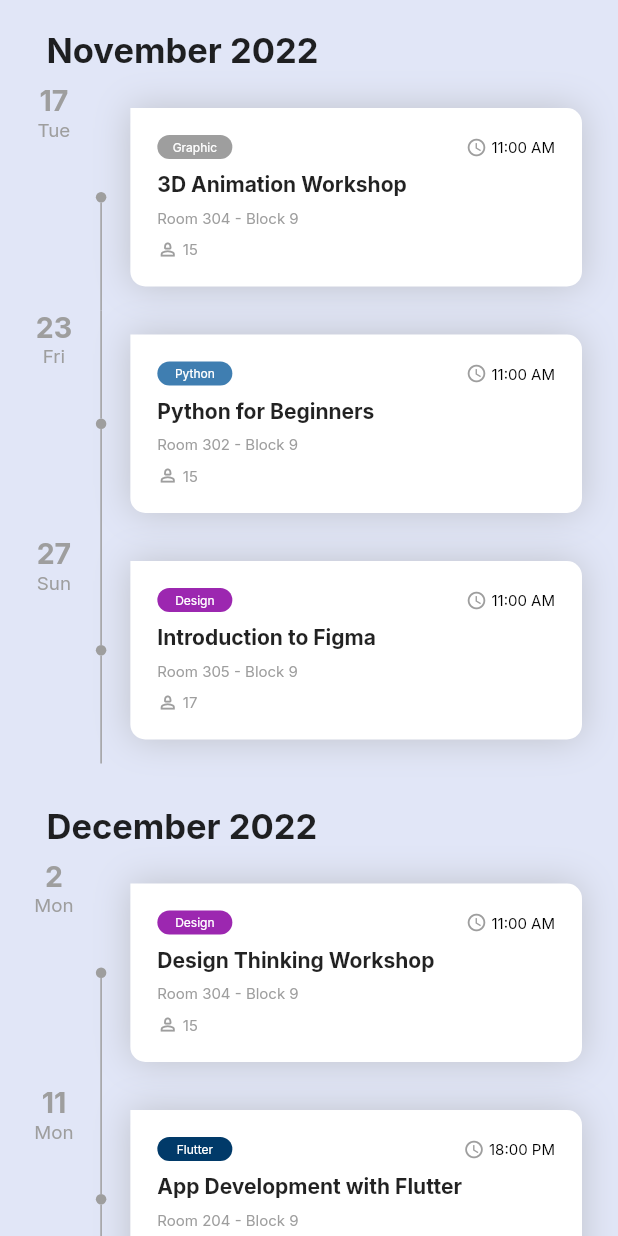
After one commit to kucc1997/KUCCApp, a Flutter app: the TimeLinePage screen opened by its route, on a phone screen of 412 x 824 dp. The commit adds this screen. Run offline on Flutter 3.47's test engine with Material 2 defaults, Android fonts, the phone set to English and light mode, and no system bars; drawn by our look-alikes of timeline_tile; our stand-ins replace flutter_hooks, go_router, google_fonts.

Commit message:
Add all event page

```diff
--- a/lib/routes.dart
+++ b/lib/routes.dart
@@ -2,6 +2,7 @@ import 'package:go_router/go_router.dart';
 import 'package:flutter/material.dart';
 import 'package:kucc_app/views/pages/home/home.dart';
 import 'package:kucc_app/views/pages/signup_login/login_signup.dart';
+import 'package:kucc_app/views/pages/timeline/timeline.dart';
 
 GoRouter goRouter = GoRouter(routes: [
   GoRoute(
@@ -23,5 +24,11 @@ GoRouter goRouter = GoRouter(routes: [
             builder: (BuildContext context, GoRouterState state) {
               return const Text("");
             }),
+        GoRoute(
+            name: "events",
+            path: "events",
+            builder: (BuildContext context, GoRouterState state) {
+              return TimeLinePage();
+            }),
       ]),
 ]);
--- a/lib/views/pages/signup_login/components/login_fragment.dart
+++ b/lib/views/pages/signup_login/components/login_fragment.dart
@@ -54,7 +54,7 @@ class LoginFragment extends HookWidget {
     final loginButtonChildWidget = useState<Widget>(textWidgetLoginChild);
 
     void goToHome(BuildContext context) {
-      context.go("/home");
+      context.go("/events");
     }
 
     Future<void> onLoginClick() async {
--- /dev/null
+++ b/lib/views/pages/timeline/components/category_card.dart
@@ -0,0 +1,42 @@
+import 'package:flutter/material.dart';
+import 'package:flutter_hooks/flutter_hooks.dart';
+import 'package:google_fonts/google_fonts.dart';
+
+class CategoryCard extends HookWidget {
+  final String category;
+
+  const CategoryCard({
+    super.key,
+    required this.category,
+  });
+
+  static final Map<String, Color> colorMapping = {
+    'Design': Colors.purple,
+    'Python': Color.fromARGB(255, 63, 126, 177),
+    'Flutter': const Color.fromARGB(255, 1, 58, 105)
+    // Add more text-color mappings as needed
+  };
+
+  @override
+  Widget build(BuildContext context) {
+    final backgroundColor = colorMapping[category] ?? Colors.grey;
+
+    return Container(
+      width: 50,
+      decoration: BoxDecoration(
+        color: backgroundColor,
+        borderRadius: BorderRadius.circular(10),
+      ),
+      child: Padding(
+        padding: EdgeInsets.all(3.0),
+        child: Center(
+          child: Text(
+            category,
+            style:GoogleFonts.inter(
+              textStyle: TextStyle(color: Colors.white, fontSize: 8)),
+          ),
+        ),
+      ),
+    );
+  }
+}
--- /dev/null
+++ b/lib/views/pages/timeline/components/daydate_card.dart
@@ -0,0 +1,32 @@
+import 'package:flutter/material.dart';
+import 'package:flutter_hooks/flutter_hooks.dart';
+import 'package:google_fonts/google_fonts.dart';
+
+class DayDateCard extends HookWidget {
+  final String day;
+  final String date;
+
+  const DayDateCard({super.key, required this.day, required this.date});
+
+  @override
+  Widget build(BuildContext context) {
+    return SizedBox(
+      height: 50,
+      child: Column(
+        children: [
+          Text(
+            date,
+            style: GoogleFonts.inter(
+              textStyle:TextStyle(
+                fontWeight: FontWeight.w700, fontSize: 19, color: Colors.grey),
+          ),),
+          Text(
+            day,
+            style: GoogleFonts.inter(
+              textStyle:TextStyle(fontSize: 12.5, color: Colors.grey)),
+          )
+        ],
+      ),
+    );
+  }
+}
--- /dev/null
+++ b/lib/views/pages/timeline/components/time.dart
@@ -0,0 +1,32 @@
+import 'package:flutter/material.dart';
+import 'package:flutter_hooks/flutter_hooks.dart';
+import 'package:google_fonts/google_fonts.dart';
+
+class TimeBox extends HookWidget {
+  final String time;
+
+  TimeBox({Key? key, required this.time}) : super(key: key);
+
+  @override
+  Widget build(BuildContext context) {
+    return Row(
+      mainAxisAlignment: MainAxisAlignment.center,
+      children: [
+        Icon(
+          Icons.access_time,
+          color: Colors.grey,
+          size: 14,
+        ),
+        SizedBox(width: 3),
+        Text(
+          time,
+          style: GoogleFonts.inter(
+              textStyle:TextStyle(
+            fontSize: 10,
+            color: Colors.black,
+          ),
+        )),
+      ],
+    );
+  }
+}
--- /dev/null
+++ b/lib/views/pages/timeline/components/timeline_block.dart
@@ -0,0 +1,53 @@
+import 'package:flutter/material.dart';
+import 'package:flutter_hooks/flutter_hooks.dart';
+import 'timeline_tile.dart';
+import 'yearMonth_card.dart';
+
+
+class TimeLineBlock extends HookWidget {
+  final String year;
+  final String month;
+  final events;
+  TimeLineBlock(
+      {super.key,
+      required this.year,
+      required this.month,
+      required this.events});
+
+  @override
+  Widget build(BuildContext context) {
+    return Padding(
+        padding: const EdgeInsets.all(8.0),
+        child: Column(
+          crossAxisAlignment: CrossAxisAlignment.start,
+          children: [
+            YearMonth(year: year, month: month),
+            ListView.builder(
+                shrinkWrap: true,
+                physics: NeverScrollableScrollPhysics(),
+                itemCount: events.length,
+                itemBuilder: ((context, index) {
+                  return index == 0
+                      ? TimeLineTiles(
+                          isFirst: true,
+                          category: events[index]["category"],
+                          time: events[index]["time"],
+                          workshopName: events[index]["title"],
+                          room: events[index]["location"],
+                          date: events[index]["date"],
+                          PeopleNo: events[index]["people"],
+                          day: events[index]["day"])
+                      : TimeLineTiles(
+                          isFirst: false,
+                          category: events[index]["category"],
+                          time: events[index]["time"],
+                          workshopName: events[index]["title"],
+                          room: events[index]["location"],
+                          date: events[index]["date"],
+                          PeopleNo: events[index]["people"],
+                          day: events[index]["day"]);
+                }))
+          ],
+        ));
+  }
+}
--- /dev/null
+++ b/lib/views/pages/timeline/components/timeline_tile.dart
@@ -0,0 +1,49 @@
+import 'package:flutter/material.dart';
+import 'package:flutter_hooks/flutter_hooks.dart';
+import 'package:timeline_tile/timeline_tile.dart';
+
+import 'daydate_card.dart';
+import 'workshop_card.dart';
+
+class TimeLineTiles extends HookWidget {
+  final bool isFirst;
+  final String category;
+  final String time;
+  final String workshopName;
+  final String room;
+  final String date;
+  final String PeopleNo;
+  final String day;
+
+  TimeLineTiles(
+      {super.key,
+      required this.isFirst,
+      required this.category,
+      required this.time,
+      required this.workshopName,
+      required this.room,
+      required this.date,
+      required this.PeopleNo,
+      required this.day});
+
+  @override
+  Widget build(BuildContext context) {
+    return TimelineTile(
+      alignment: TimelineAlign.manual,
+      lineXY: 0.15,
+      startChild: DayDateCard(day: day, date: date),
+      isFirst: isFirst,
+      isLast: false,
+      indicatorStyle: const IndicatorStyle(
+        width: 7,
+      ),
+      beforeLineStyle: const LineStyle(thickness: 1),
+      endChild: WorkshopCard(
+          category: category,
+          time: time,
+          workshopName: workshopName,
+          room: room,
+          PeopleNo: PeopleNo),
+    );
+  }
+}
--- /dev/null
+++ b/lib/views/pages/timeline/components/workshop_card.dart
@@ -0,0 +1,71 @@
+import 'package:flutter/material.dart';
+import 'package:flutter_hooks/flutter_hooks.dart';
+
+import 'category_card.dart';
+import 'time.dart';
+import 'workshop_detail.dart';
+
+class WorkshopCard extends HookWidget {
+  final String category;
+  final String time;
+  final String workshopName;
+  final String room;
+  final String PeopleNo;
+
+  WorkshopCard(
+      {super.key,
+      required this.category,
+      required this.time,
+      required this.workshopName,
+      required this.room,
+      required this.PeopleNo});
+
+  @override
+  Widget build(BuildContext context) {
+
+    return Padding(
+      padding: const EdgeInsets.all(16),
+      child: InkWell(
+        onTap: () {},
+        child: Container(
+            decoration: BoxDecoration(
+                color: Colors.white,
+                borderRadius: const BorderRadius.only(
+                  topLeft: Radius.zero,
+                  topRight: Radius.circular(10),
+                  bottomLeft: Radius.circular(10),
+                  bottomRight: Radius.circular(10),
+                ),
+                boxShadow: [
+                  BoxShadow(
+                    color: Colors.grey.withOpacity(0.5),
+                    blurRadius: 20,
+                  )
+                ]),
+            child: Padding(
+              padding: const EdgeInsets.all(18),
+              child: Column(
+                crossAxisAlignment: CrossAxisAlignment.start,
+                children: [
+                  Row(
+                    mainAxisAlignment: MainAxisAlignment.spaceBetween,
+                    children: [
+                      CategoryCard(category: category),
+                      TimeBox(time: time)
+                    ],
+                  ),
+                  SizedBox(
+                    height: 8,
+                  ),
+                  WorkshopDetail(
+                      workshopName: workshopName,
+                      room: room,
+                      block: "9",
+                      peopleNumber: PeopleNo)
+                ],
+              ),
+            )),
+      ),
+    );
+  }
+}
--- /dev/null
+++ b/lib/views/pages/timeline/components/workshop_detail.dart
@@ -0,0 +1,58 @@
+import 'package:flutter/material.dart';
+import 'package:flutter_hooks/flutter_hooks.dart';
+import 'package:google_fonts/google_fonts.dart';
+
+class WorkshopDetail extends HookWidget {
+  final String workshopName;
+  final String room;
+  final String block;
+  final String peopleNumber;
+
+  WorkshopDetail({
+    Key? key,
+    required this.workshopName,
+    required this.room,
+    required this.block,
+    required this.peopleNumber,
+  }) : super(key: key);
+
+  @override
+  Widget build(BuildContext context) {
+    return Column(
+      crossAxisAlignment: CrossAxisAlignment.start,
+      children: [
+        Text(
+          workshopName,
+          style: GoogleFonts.inter(
+              textStyle:TextStyle(fontWeight: FontWeight.bold)),
+        ),
+        const SizedBox(
+          height: 8,
+        ),
+        Text(
+          "Room $room - Block $block",
+          style:GoogleFonts.inter(
+              textStyle: TextStyle(fontSize: 10, color: Colors.grey)),
+        ),
+        const SizedBox(
+          height: 8,
+        ),
+        Row(
+          children: [
+            Icon(
+              Icons.person_2_outlined,
+              color: Colors.grey,
+              size: 14,
+            ),
+            SizedBox(width: 3),
+            Text(
+              peopleNumber,
+              style: GoogleFonts.inter(
+              textStyle:TextStyle(fontSize: 10, color: Colors.grey)),
+            ),
+          ],
+        ),
+      ],
+    );
+  }
+}
--- /dev/null
+++ b/lib/views/pages/timeline/components/yearMonth_card.dart
@@ -0,0 +1,21 @@
+import 'package:flutter/material.dart';
+import 'package:google_fonts/google_fonts.dart';
+
+class YearMonth extends StatelessWidget {
+  final String year;
+  final String month;
+
+  const YearMonth({super.key, required this.year, required this.month});
+
+  @override
+  Widget build(BuildContext context) {
+    return Padding(
+      padding: EdgeInsets.fromLTRB(23, 12, 8, 8),
+      child: Text(
+        "$month $year",
+        style: GoogleFonts.inter(
+              textStyle:TextStyle(fontSize: 23, fontWeight: FontWeight.bold)),
+      ),
+    );
+  }
+}
--- /dev/null
+++ b/lib/views/pages/timeline/timeline.dart
@@ -0,0 +1,99 @@
+import 'package:flutter/material.dart';
+import 'package:flutter_hooks/flutter_hooks.dart';
+
+import 'components/timeline_block.dart';
+const events_data = [
+  {
+    "month": "November",
+    "year": "2022",
+    "events": [
+      {
+        "date": "17",
+        "title": "3D Animation Workshop",
+        "location": "304",
+        "time": "11:00 AM",
+        "category": "Graphic",
+        "people": "15",
+        "day": "Tue"
+      },
+      {
+        "date": "23",
+        "title": "Python for Beginners",
+        "location": "302",
+        "time": "11:00 AM",
+        "category": "Python",
+        "people": "15",
+        "day": "Fri"
+      },
+      {
+        "date": "27",
+        "title": "Introduction to Figma",
+        "location": "305",
+        "time": "11:00 AM",
+        "category": "Design",
+        "people": "17",
+        "day": "Sun"
+      },
+    ]
+  },
+  {
+    "month": "December",
+    "year": "2022",
+    "events": [
+      {
+        "date": "2",
+        "title": "Design Thinking Workshop",
+        "location": "304",
+        "time": "11:00 AM",
+        "category": "Design",
+        "people": "15",
+        "day": "Mon"
+      },
+      {
+        "date": "11",
+        "title": "App Development with Flutter",
+        "location": "204",
+        "time": "18:00 PM",
+        "category": "Flutter",
+        "people": "23",
+        "day": "Mon"
+      },
+      {
+        "date": "19",
+        "title": "Introduction to Figma",
+        "location": "305",
+        "time": "11:00 AM",
+        "category": "Design",
+        "people": "17",
+        "day": "Sun"
+      },
+      {
+        "date": "25",
+        "title": "HTML & CSS for Beginners",
+        "location": "204",
+        "time": "18:00 PM",
+        "category": "Code",
+        "people": "10",
+        "day": "Wed"
+      },
+    ]
+  }
+];
+
+class TimeLinePage extends HookWidget {
+  const TimeLinePage({super.key});
+
+  @override
+  Widget build(BuildContext context) {
+    return Scaffold(
+        backgroundColor: Color.fromARGB(255, 225, 230, 247),
+        body: ListView.builder(
+            itemCount: events_data.length,
+            itemBuilder: ((context, index) {
+              return TimeLineBlock(
+                  year: events_data[index]["year"].toString(),
+                  month: events_data[index]["month"].toString(),
+                  events: events_data[index]["events"]);
+            })));
+  }
+}
--- a/pubspec.yaml
+++ b/pubspec.yaml
@@ -39,6 +39,7 @@ dependencies:
   flutter_hooks: ^0.20.3
   provider: ^6.0.5
   google_fonts: ^6.1.0
+  timeline_tile: ^2.0.0
 
 dev_dependencies:
   flutter_test:
```
Also changed, not shown: pubspec.lock.
